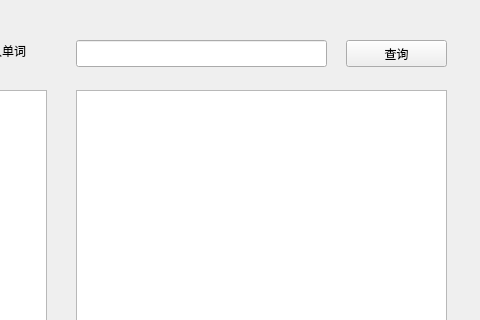
First picture: the form in dictionary.ui, repository tsuibin/project-dictionary, before the edit; both pictures show x 104 to 584 and y 0 to 320 of the 584 by 412 pixel window.
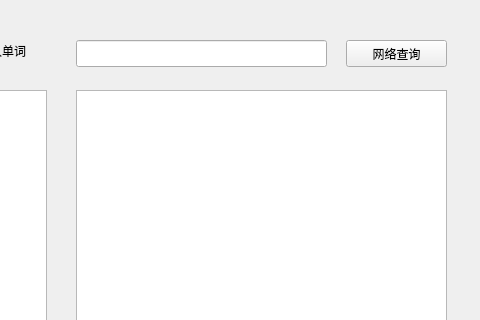
Second picture: the form after the edit.

Diff of the .ui file:
```diff
--- a/dictionary.ui
+++ b/dictionary.ui
@@ -33,7 +33,7 @@
     </rect>
    </property>
    <property name="text">
-    <string>查询</string>
+    <string>网络查询</string>
    </property>
    <property name="autoDefault">
     <bool>true</bool>
```
Left out of the diff: 2 changed lines with no effect on the pictures.
